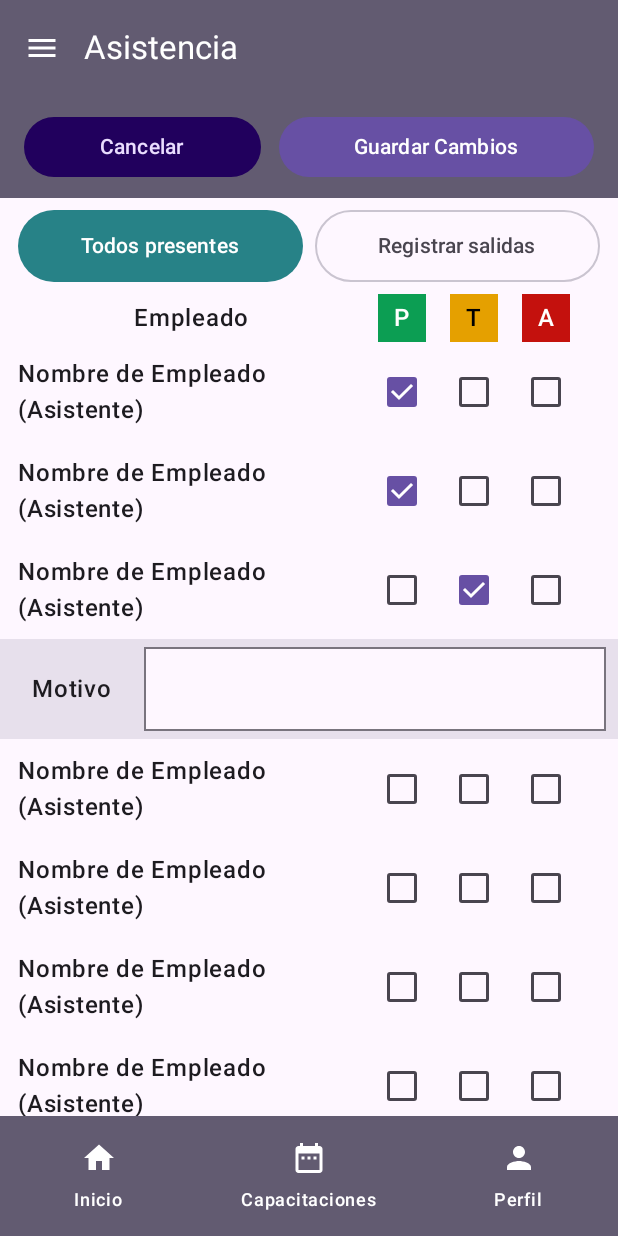
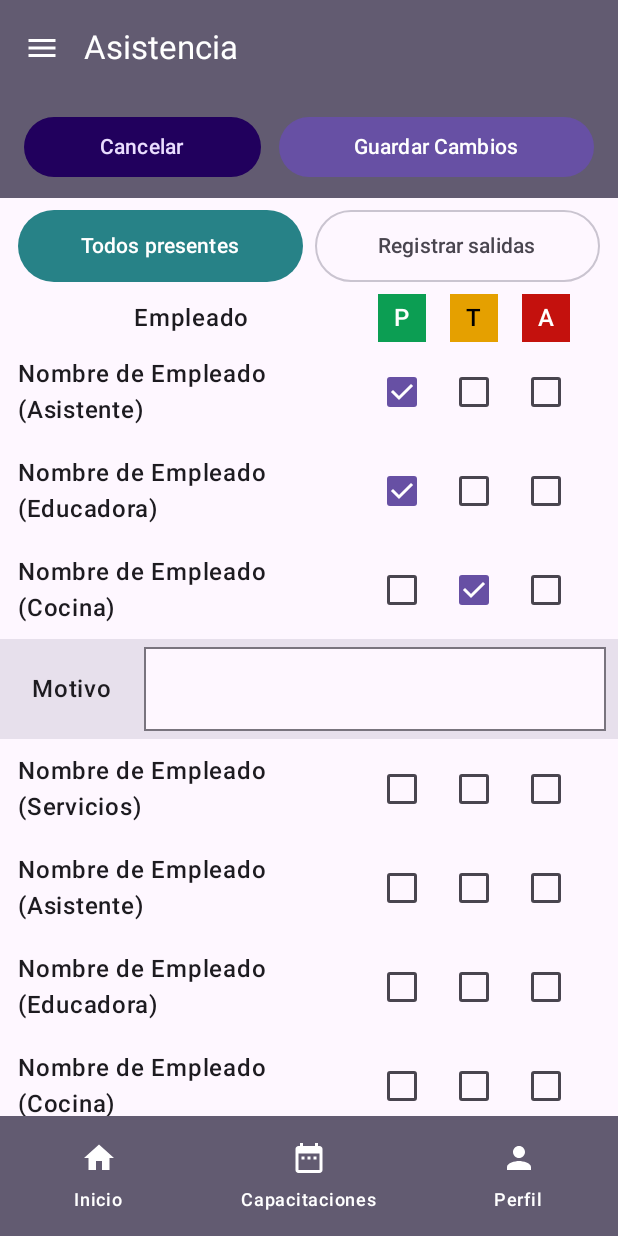
Before and after one commit to PatoQuacks/App_SonrisasDeCristal, an Android app built with Jetpack Compose: the PrincipalScreen screen opened through its navigation route, after a tap on an icon or button, on a phone screen of 412 x 824 dp. Run offline under Robolectric (Android 15) with nearby library versions, the phone set to English and light mode, and no system bars.

Commit message:
role_id con los 4 roles, occupation para tipo de personal y arreglo de Salidas congelada

```diff
--- a/app/src/main/java/mx/tec/app_sonrisas/data/model/Employee.kt
+++ b/app/src/main/java/mx/tec/app_sonrisas/data/model/Employee.kt
@@ -14,4 +14,12 @@ data class Employee(
     @SerialName("schedule_id") val scheduleId: Int?,
     val name: String,
     val email: String,
+    // Tipo de trabajo que hace el empleado (Asistente, Educadora, Cocina...).
+    // Es null para director, responsable y coordinador: ellos no tienen esta etiqueta.
+    val occupation: String? = null,
 )
+
+// Lo que se muestra entre paréntesis junto al nombre: su tipo de personal si lo tiene;
+// si no (director, responsable, coordinador), el nombre de su rol.
+fun Employee.puesto(nombresRoles: Map<Int, String>): String =
+    occupation ?: nombresRoles[roleId] ?: "Sin puesto asignado"
--- a/app/src/main/java/mx/tec/app_sonrisas/data/repository/EmpleadoRepository.kt
+++ b/app/src/main/java/mx/tec/app_sonrisas/data/repository/EmpleadoRepository.kt
@@ -4,6 +4,7 @@ import mx.tec.app_sonrisas.data.model.Employee
 import mx.tec.app_sonrisas.data.model.Sala
 import mx.tec.app_sonrisas.data.remote.ApiService
 import mx.tec.app_sonrisas.data.remote.RetrofitClient
+import mx.tec.app_sonrisas.navigation.NivelUsuario
 import retrofit2.HttpException
 
 class EmpleadoRepository(
@@ -11,30 +12,38 @@ class EmpleadoRepository(
 ) {
     // Datos de demostración. Los IDs y correos no corresponden al servidor.
     fun getEmpleados(): List<Employee> {
+        val tipos = getTiposDePersonal()
         return (1..10).map { id ->
             Employee(
                 id = id,
                 subsidiaryId = 1,
                 // Sin sala asignada: la sucursal empieza sin salas.
                 roomId = null,
-                roleId = 1,
+                roleId = NivelUsuario.EMPLEADO,
                 scheduleId = 1,
                 name = "Nombre de Empleado",
                 email = "empleado$id@example.com",
+                occupation = tipos[(id - 1) % tipos.size],
             )
         }
     }
 
     // Catálogos provisionales (id -> nombre). Sus IDs deben coincidir con los de la base de datos.
 
-    // role_id: tipo de personal.
+    // role_id: los 4 roles principales. Son los mismos números de NivelUsuario
+    // (PermisosUsuario.kt), que decide qué pantallas ve cada quien.
     fun getNombresRoles(): Map<Int, String> {
         return mapOf(
-            1 to "Asistente",
-            2 to "Educadora",
-            3 to "Cocina",
-            4 to "Servicios",
+            NivelUsuario.DIRECTOR to "Director",
+            NivelUsuario.RESPONSABLE to "Responsable",
+            NivelUsuario.COORDINADOR to "Coordinador",
+            NivelUsuario.EMPLEADO to "Empleado",
         )
+    }
+
+    // Tipos de personal (Employee.occupation): lista fija de opciones por ahora.
+    fun getTiposDePersonal(): List<String> {
+        return listOf("Asistente", "Educadora", "Cocina", "Servicios")
     }
 
     // room_id: salas de la sucursal. Empieza vacía: solo aparecen las que se agregan
--- a/app/src/main/java/mx/tec/app_sonrisas/navigation/PrincipalNavHost.kt
+++ b/app/src/main/java/mx/tec/app_sonrisas/navigation/PrincipalNavHost.kt
@@ -173,7 +173,7 @@ fun PrincipalNavHost(
         composable(Pantalla.AgregarEmpleado.route) {
             AgregarEmpleadoScreen(
                 token = token,
-                tiposDePersonal = personal.nombresRoles,
+                tiposDePersonal = personal.tiposDePersonal,
                 salas = personal.nombresSalas,
                 horarios = personal.horarios,
                 correosRegistrados = personal.correosRegistrados,
--- a/app/src/main/java/mx/tec/app_sonrisas/ui/screens/PrincipalScreen.kt
+++ b/app/src/main/java/mx/tec/app_sonrisas/ui/screens/PrincipalScreen.kt
@@ -67,7 +67,7 @@ fun PrincipalScreen(
     val rutaSeccion = pantallaPadre?.route ?: rutaActual
 
     // Menú lateral y barra inferior: si ya estás dentro de esa sección, regresa a su
-    // pantalla principal; si no, cambia de sección conservando el estado de cada una.
+    // pantalla principal; si no, cambia de sección y abre su pantalla principal.
     fun irASeccion(pantalla: Pantalla) {
         if (pantalla.route == rutaSeccion) {
             navController.regresarA(pantalla)
@@ -164,14 +164,14 @@ fun PrincipalScreen(
 }
 
 // Función de extensión sobre NavController para navegar entre pantallas principales
-// manteniendo una pila limpia y conservando el estado de cada pestaña/menú.
+// manteniendo una pila limpia. Siempre abre la pantalla principal de la sección.
+// No usa saveState/restoreState: con esas opciones, si salías de Asistencia estando en
+// "Registrar salidas", al volver a Asistencia reaparecía Salidas ("congelada") hasta
+// tocar la flecha de regresar. Pasaba igual con cualquier pantalla interna.
 fun NavController.navegarAPantalla(pantalla: Pantalla) {
     navigate(pantalla.route) {
-        popUpTo(graph.findStartDestination().id) {
-            saveState = true
-        }
+        popUpTo(graph.findStartDestination().id)
         launchSingleTop = true
-        restoreState = true
     }
 }
 
--- a/app/src/main/java/mx/tec/app_sonrisas/ui/screens/inferior/AsistenciaScreen.kt
+++ b/app/src/main/java/mx/tec/app_sonrisas/ui/screens/inferior/AsistenciaScreen.kt
@@ -42,6 +42,7 @@ import androidx.compose.ui.text.font.FontWeight
 import androidx.compose.ui.unit.dp
 import mx.tec.app_sonrisas.ui.components.EncabezadoPantalla
 import mx.tec.app_sonrisas.data.model.Employee
+import mx.tec.app_sonrisas.data.model.puesto
 import mx.tec.app_sonrisas.ui.viewmodel.EstadoAsistencia
 import mx.tec.app_sonrisas.ui.viewmodel.RegistroAsistencia
 
@@ -150,7 +151,7 @@ fun AsistenciaScreen(
                     verticalAlignment = Alignment.CenterVertically,
                 ) {
                     Text(
-                        text = "${empleado.name}\n(${nombresRoles[empleado.roleId] ?: "Sin rol asignado"})",
+                        text = "${empleado.name}\n(${empleado.puesto(nombresRoles)})",
                         modifier = Modifier.weight(1f),
                         style = MaterialTheme.typography.bodyLarge,
                         fontWeight = FontWeight.Medium,
--- a/app/src/main/java/mx/tec/app_sonrisas/ui/screens/inferior/EmpleadosScreen.kt
+++ b/app/src/main/java/mx/tec/app_sonrisas/ui/screens/inferior/EmpleadosScreen.kt
@@ -46,6 +46,7 @@ import androidx.compose.ui.text.font.FontWeight
 import androidx.compose.ui.text.withStyle
 import androidx.compose.ui.unit.dp
 import mx.tec.app_sonrisas.data.model.Employee
+import mx.tec.app_sonrisas.data.model.puesto
 import mx.tec.app_sonrisas.ui.viewmodel.EstadoAsistencia
 import mx.tec.app_sonrisas.ui.viewmodel.RegistroAsistencia
 
@@ -78,7 +79,7 @@ fun EmpleadosScreen(
                 val expandido = empleadoExpandido == empleadoId
                 FilaEmpleado(
                     empleado = empleado,
-                    puesto = nombresRoles[empleado.roleId] ?: "Sin rol asignado",
+                    puesto = empleado.puesto(nombresRoles),
                     turno = horarios[empleado.scheduleId] ?: "Sin turno asignado",
                     registro = asistencia[empleadoId],
                     expandido = expandido,
@@ -96,7 +97,7 @@ fun EmpleadosScreen(
     if (empleadoPorEliminar != null) {
         ConfirmarEliminarEmpleado(
             empleado = empleadoPorEliminar,
-            puesto = nombresRoles[empleadoPorEliminar.roleId] ?: "Sin rol asignado",
+            puesto = empleadoPorEliminar.puesto(nombresRoles),
             onConfirmar = {
                 if (empleadoExpandido == empleadoPorEliminar.id) empleadoExpandido = null
                 idPorEliminar = null
--- a/app/src/main/java/mx/tec/app_sonrisas/ui/screens/inferior/SalidasScreen.kt
+++ b/app/src/main/java/mx/tec/app_sonrisas/ui/screens/inferior/SalidasScreen.kt
@@ -28,6 +28,7 @@ import androidx.compose.ui.semantics.contentDescription
 import androidx.compose.ui.semantics.semantics
 import androidx.compose.ui.unit.dp
 import mx.tec.app_sonrisas.data.model.Employee
+import mx.tec.app_sonrisas.data.model.puesto
 import mx.tec.app_sonrisas.ui.components.EncabezadoPantalla
 import java.time.LocalDate
 
@@ -96,7 +97,7 @@ fun SalidasScreen(
             LazyColumn(Modifier.fillMaxWidth().weight(1f)) {
                 items(empleados, key = { it.id }) { empleado ->
                     val nombre = "${empleado.name} (#${empleado.id})"
-                    val rol = nombresRoles[empleado.roleId] ?: "Sin rol asignado"
+                    val rol = empleado.puesto(nombresRoles)
                     Row(
                         modifier = Modifier.fillMaxWidth().padding(horizontal = 16.dp, vertical = 8.dp),
                         verticalAlignment = Alignment.CenterVertically,
--- a/app/src/main/java/mx/tec/app_sonrisas/ui/viewmodel/AgregarEmpleadoViewModel.kt
+++ b/app/src/main/java/mx/tec/app_sonrisas/ui/viewmodel/AgregarEmpleadoViewModel.kt
@@ -19,7 +19,8 @@ private const val MENSAJE_SESION_EXPIRADA = "Tu sesión expiró. Cierra sesión
 data class NuevoEmpleado(
     val nombre: String,
     val correo: String,
-    val roleId: Int,
+    // Tipo de personal elegido (va a Employee.occupation).
+    val ocupacion: String,
     val roomId: Int,
     val scheduleId: Int,
 )
--- a/app/src/main/java/mx/tec/app_sonrisas/ui/viewmodel/PersonalViewModel.kt
+++ b/app/src/main/java/mx/tec/app_sonrisas/ui/viewmodel/PersonalViewModel.kt
@@ -8,6 +8,7 @@ import mx.tec.app_sonrisas.data.model.Capacitacion
 import mx.tec.app_sonrisas.data.model.Employee
 import mx.tec.app_sonrisas.data.model.Sala
 import mx.tec.app_sonrisas.data.repository.EmpleadoRepository
+import mx.tec.app_sonrisas.navigation.NivelUsuario
 import java.time.LocalDate
 import java.time.LocalDateTime
 
@@ -46,6 +47,7 @@ class PersonalViewModel(
     private var ultimoIdEmpleado = empleados.maxOfOrNull { it.id } ?: 0
 
     val nombresRoles = repository.getNombresRoles()
+    val tiposDePersonal = repository.getTiposDePersonal()
     val horarios = repository.getHorarios()
 
     // Salas de la sucursal. Solo aparecen las que se agregan con "Agregar sala".
@@ -83,10 +85,12 @@ class PersonalViewModel(
             id = ++ultimoIdEmpleado,
             subsidiaryId = ID_SUCURSAL_SAN_PEDRO,
             roomId = nuevo.roomId,
-            roleId = nuevo.roleId,
+            // Quien se da de alta en "Agregar empleado" tiene el rol de empleado.
+            roleId = NivelUsuario.EMPLEADO,
             scheduleId = nuevo.scheduleId,
             name = nuevo.nombre,
             email = nuevo.correo,
+            occupation = nuevo.ocupacion,
         )
         // Va al inicio de la lista para que se vea en cuanto se regresa a Empleados.
         empleados = listOf(empleado) + empleados
```
Also changed, not shown: app/src/main/java/mx/tec/app_sonrisas/ui/screens/lateral/AgregarEmpleado.kt (+7 -7 lines).
